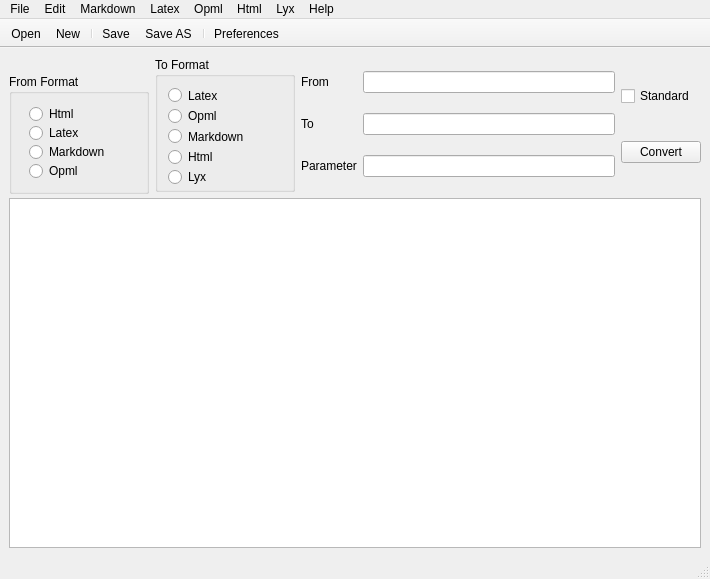
Before: the Qt Designer form source/gui/panconvert_gui.ui in apaeffgen/PanConvert, drawn with Qt 5.
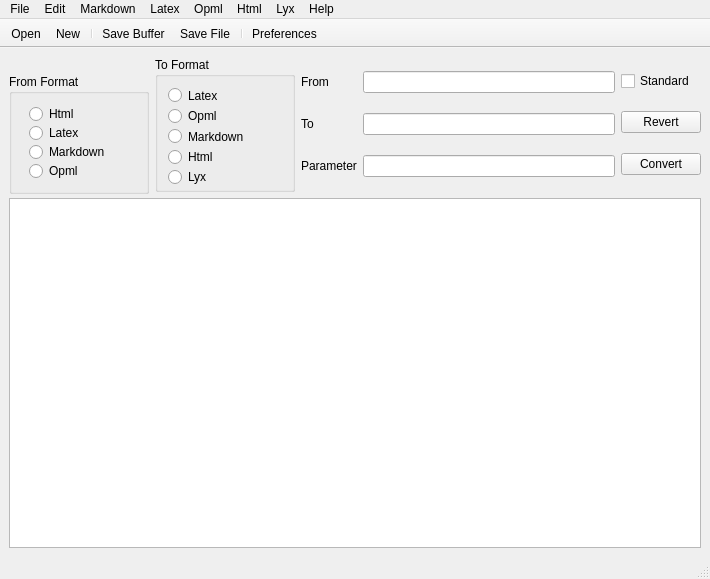
After: the same form once the commit is applied. Icons and pictures are not drawn.

What changed in the file:
```diff
--- a/source/gui/panconvert_gui.ui
+++ b/source/gui/panconvert_gui.ui
@@ -270,6 +270,13 @@
         </property>
        </widget>
       </item>
+      <item>
+       <widget class="QPushButton" name="ButtonRevert">
+        <property name="text">
+         <string>Revert</string>
+        </property>
+       </widget>
+      </item>
       <item>
        <widget class="QPushButton" name="ButtonConvert">
         <property name="maximumSize">
@@ -409,7 +416,7 @@
      <normaloff>:/icons/save</normaloff>:/icons/save</iconset>
    </property>
    <property name="text">
-    <string>Save</string>
+    <string>Save Buffer</string>
    </property>
   </action>
   <action name="actionOpen">
@@ -436,7 +443,7 @@
      <normaloff>:/icons/save_as</normaloff>:/icons/save_as</iconset>
    </property>
    <property name="text">
-    <string>Save AS</string>
+    <string>Save File</string>
    </property>
    <property name="shortcut">
     <string>Ctrl+S</string>
```
Left out of the diff: 12 changed lines with no effect on the pictures.
